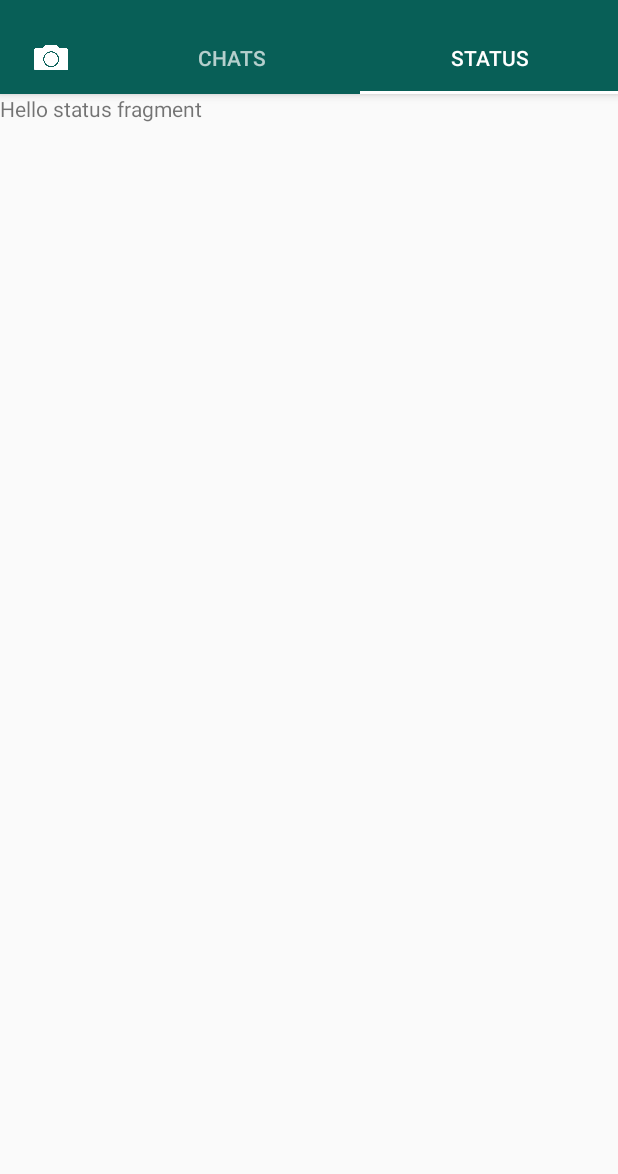
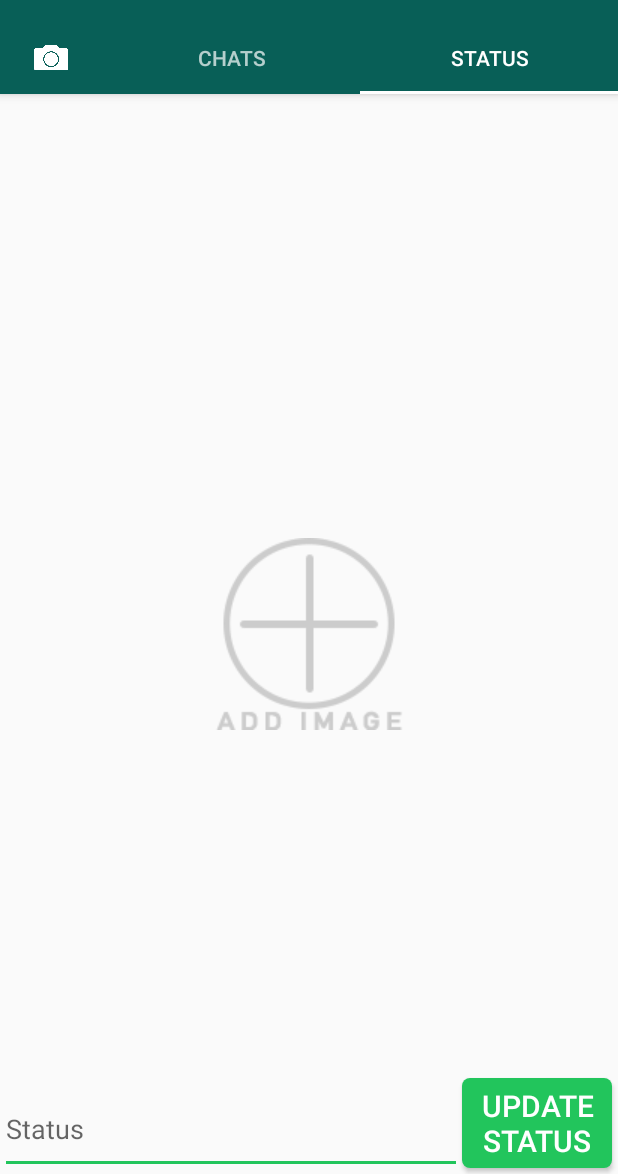
Before and after one commit to Manuhmutua/WhatsAppClone, an Android app: the screen it shows after launch once a user with an empty profile is signed in (MainActivity), tab 3 chosen, on a phone screen of 412 x 824 dp, the part 62-1236 px from its top. Run offline under Robolectric (Android 15) with nearby library versions, the phone set to English and light mode, and no system bars; our stand-ins replace Firebase (no records; nobody signed in at launch, a user with empty details on screens opened directly).

Commit message:
Update status screen layout

```diff
--- a/app/src/main/res/layout/activity_conversation.xml
+++ b/app/src/main/res/layout/activity_conversation.xml
@@ -56,6 +56,7 @@
         android:layout_width="@dimen/send_width"
         android:layout_height="@dimen/send_height"
         android:layout_margin="@dimen/grid_1"
+        android:paddingTop="@dimen/grid_1"
         android:onClick="onSend"
         android:text="@string/send_button_text"
         app:layout_constraintBottom_toBottomOf="parent"
--- a/app/src/main/res/layout/fragment_status.xml
+++ b/app/src/main/res/layout/fragment_status.xml
@@ -1,14 +1,66 @@
 <?xml version="1.0" encoding="utf-8"?>
 <FrameLayout xmlns:android="http://schemas.android.com/apk/res/android"
+    xmlns:app="http://schemas.android.com/apk/res-auto"
     xmlns:tools="http://schemas.android.com/tools"
     android:layout_width="match_parent"
     android:layout_height="match_parent"
     tools:context=".fragments.StatusFragment">
 
-    <!-- TODO: Update blank fragment layout -->
-    <TextView
+    <androidx.constraintlayout.widget.ConstraintLayout
+        android:id="@+id/statusLayout"
         android:layout_width="match_parent"
         android:layout_height="match_parent"
-        android:text="@string/hello_status_fragment" />
+        android:background="@drawable/update_status_background">
+
+        <Button
+            android:id="@+id/sendStatusButton"
+            style="@style/SendButton"
+            android:layout_width="@dimen/send_width"
+            android:layout_height="@dimen/send_height"
+            android:layout_margin="@dimen/grid_1"
+            android:text="@string/button_update_status"
+            app:layout_constraintBottom_toBottomOf="parent"
+            app:layout_constraintEnd_toEndOf="parent" />
+        <EditText
+            android:id="@+id/statusET"
+            android:layout_width="0dp"
+            android:layout_height="wrap_content"
+            app:layout_constraintBottom_toBottomOf="parent"
+            app:layout_constraintEnd_toStartOf="@+id/sendStatusButton"
+            app:layout_constraintStart_toStartOf="parent"
+            android:padding="@dimen/grid_1"
+            android:gravity="center_vertical"
+            android:paddingTop="@dimen/grid_1"
+            android:hint="@string/hint_status"
+            android:minHeight="@dimen/send_min_height"
+            android:maxHeight="@dimen/send_max_height"/>
+
+        <ImageView
+            android:layout_width="0dp"
+            android:layout_height="0dp"
+            android:scaleType="center"
+            app:layout_constraintBottom_toTopOf="@+id/statusET"
+            app:layout_constraintEnd_toEndOf="parent"
+            app:layout_constraintStart_toStartOf="parent"
+            app:layout_constraintTop_toTopOf="parent" />
+        <LinearLayout
+            android:id="@+id/progressLayout"
+            android:layout_width="wrap_content"
+            android:layout_height="wrap_content"
+            android:background="@color/transparent_grey"
+            android:gravity="center"
+            android:orientation="vertical"
+            android:visibility="gone"
+            app:layout_constraintBottom_toBottomOf="parent"
+            app:layout_constraintLeft_toLeftOf="parent"
+            app:layout_constraintRight_toRightOf="parent"
+            app:layout_constraintTop_toTopOf="parent">
+
+            <ProgressBar
+                android:layout_width="wrap_content"
+                android:layout_height="wrap_content" />
+        </LinearLayout>
+
+    </androidx.constraintlayout.widget.ConstraintLayout>
 
 </FrameLayout>
--- a/app/src/main/res/values/dimen.xml
+++ b/app/src/main/res/values/dimen.xml
@@ -23,7 +23,7 @@
     <dimen name="chat_image_radius">50dp</dimen>
     <dimen name="card_corner_radius">25dp</dimen>
     <dimen name="send_width">100dp</dimen>
-    <dimen name="send_height">75dp</dimen>
-    <dimen name="send_min_height">75dp</dimen>
+    <dimen name="send_height">60dp</dimen>
+    <dimen name="send_min_height">60dp</dimen>
     <dimen name="send_max_height">150dp</dimen>
 </resources>
```
